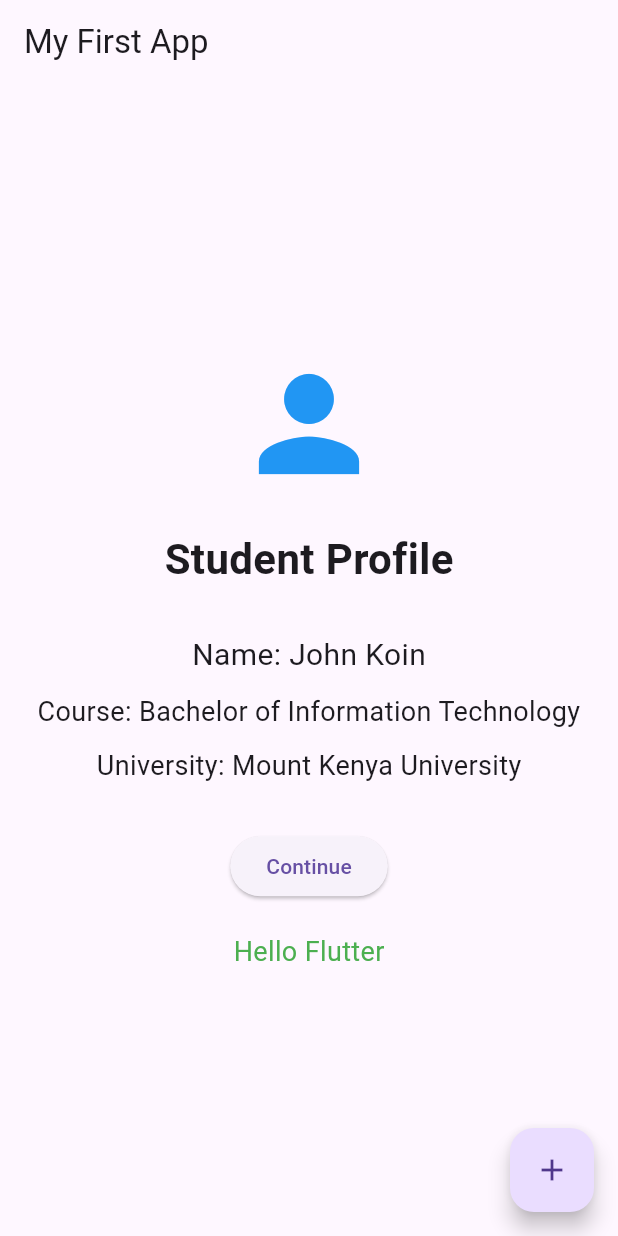
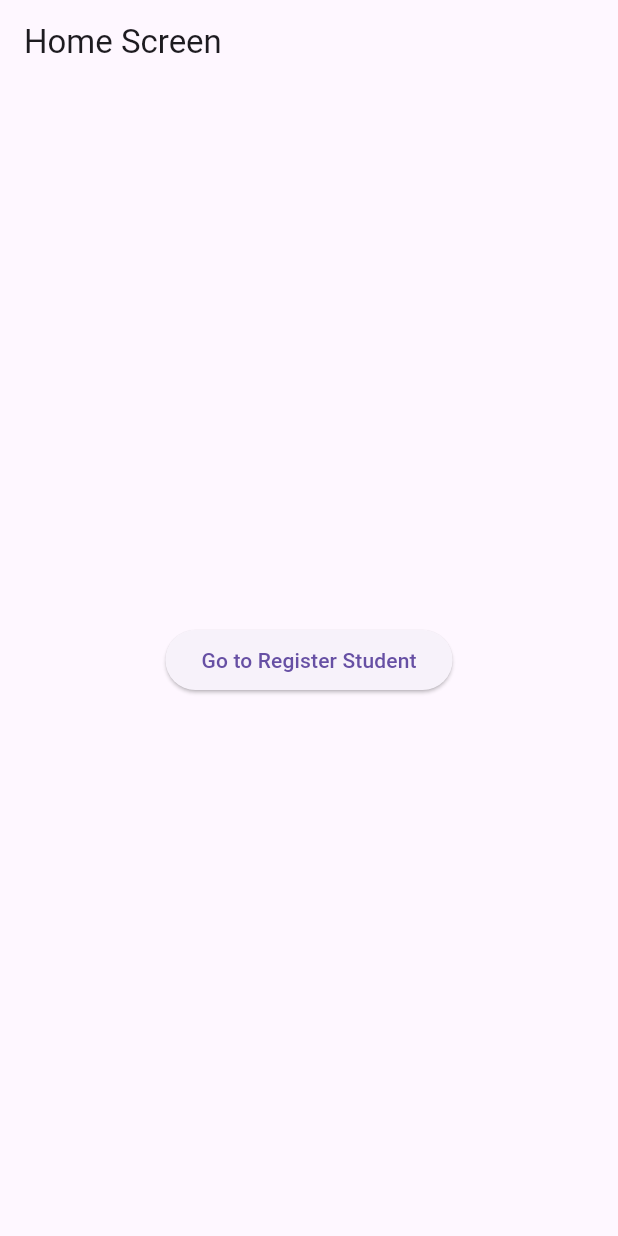
Before and after one commit to Tituspkemoi/bit4107_flutter_app, a Flutter app: the screen it shows after launch, on a phone screen of 412 x 824 dp. Run offline on Flutter 3.47's test engine with Material 3 defaults, Android fonts, the phone set to English and light mode, and no system bars.

Commit message:
Final BIT4107 Flutter Student App

```diff
--- a/lib/main.dart
+++ b/lib/main.dart
@@ -1,4 +1,5 @@
 import 'package:flutter/material.dart';
+import 'screens/home_screen.dart';
 
 void main() {
   runApp(const MyApp());
@@ -9,104 +10,9 @@ class MyApp extends StatelessWidget {
 
   @override
   Widget build(BuildContext context) {
-    return MaterialApp(
+    return const MaterialApp(
       debugShowCheckedModeBanner: false,
-      title: 'My First App',
-      theme: ThemeData(
-        primarySwatch: Colors.blue,
-      ),
-      home: const MyHomePage(),
+      home: HomeScreen(),
     );
   }
 }
-
-class MyHomePage extends StatefulWidget {
-  const MyHomePage({super.key});
-
-  @override
-  State<MyHomePage> createState() => _MyHomePageState();
-}
-
-class _MyHomePageState extends State<MyHomePage> {
-  String message = "Hello Flutter";
-
-  void changeText() {
-    setState(() {
-      message = "You clicked the button!";
-    });
-  }
-
-  @override
-  Widget build(BuildContext context) {
-    return Scaffold(
-      appBar: AppBar(
-        title: const Text('My First App'),
-      ),
-      body: Center(
-        child: Column(
-          mainAxisAlignment: MainAxisAlignment.center,
-          children: [
-            const Icon(
-              Icons.person,
-              size: 100,
-              color: Colors.blue,
-            ),
-
-            const SizedBox(height: 20),
-
-            const Text(
-              "Student Profile",
-              style: TextStyle(
-                fontSize: 28,
-                fontWeight: FontWeight.bold,
-              ),
-            ),
-
-            const SizedBox(height: 30),
-
-            const Text(
-              "Name: John Koin",
-              style: TextStyle(fontSize: 20),
-            ),
-
-            const SizedBox(height: 10),
-
-            const Text(
-              "Course: Bachelor of Information Technology",
-              style: TextStyle(fontSize: 18),
-              textAlign: TextAlign.center,
-            ),
-
-            const SizedBox(height: 10),
-
-            const Text(
-              "University: Mount Kenya University",
-              style: TextStyle(fontSize: 18),
-            ),
-
-            const SizedBox(height: 30),
-
-            ElevatedButton(
-              onPressed: changeText,
-              child: const Text("Continue"),
-            ),
-
-            const SizedBox(height: 20),
-
-            Text(
-              message,
-              style: const TextStyle(
-                fontSize: 18,
-                color: Colors.green,
-              ),
-            ),
-          ],
-        ),
-      ),
-      floatingActionButton: FloatingActionButton(
-        onPressed: changeText,
-        child: const Icon(Icons.add),
-      ),
-    );
-  }
-}
--- /dev/null
+++ b/lib/models/student.dart
@@ -0,0 +1,11 @@
+class Student {
+  final String name;
+  final String regNo;
+  final String course;
+
+  Student({
+    required this.name,
+    required this.regNo,
+    required this.course,
+  });
+}
--- /dev/null
+++ b/lib/screens/home_screen.dart
@@ -0,0 +1,28 @@
+import 'package:flutter/material.dart';
+import 'register_student_screen.dart';
+
+class HomeScreen extends StatelessWidget {
+  const HomeScreen({super.key});
+
+  @override
+  Widget build(BuildContext context) {
+    return Scaffold(
+      appBar: AppBar(
+        title: const Text("Home Screen"),
+      ),
+      body: Center(
+        child: ElevatedButton(
+          child: const Text("Go to Register Student"),
+          onPressed: () {
+            Navigator.push(
+              context,
+              MaterialPageRoute(
+                builder: (context) => const RegisterStudentScreen(),
+              ),
+            );
+          },
+        ),
+      ),
+    );
+  }
+}
```
Also changed, not shown: lib/screens/register_student_screen.dart (added, +108 -0 lines).
